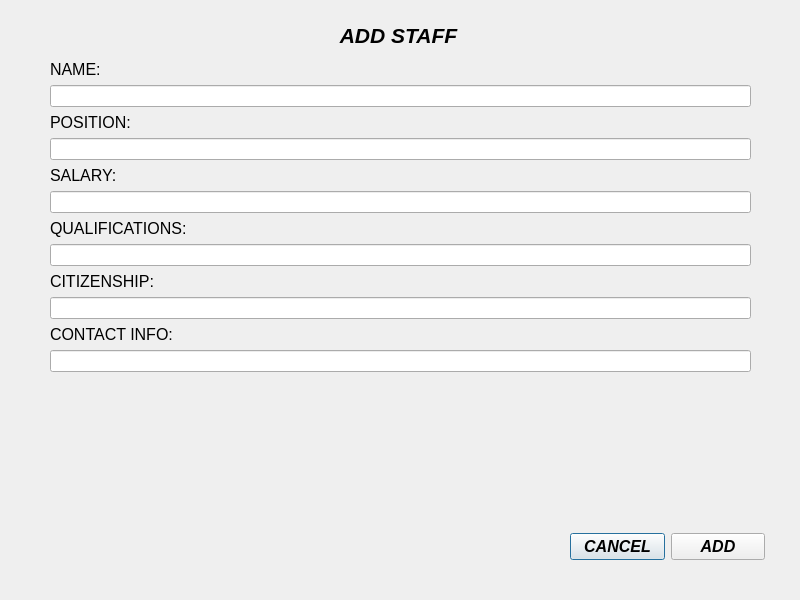
Above: RMS_qt/addstaff.ui from dev-pratik02/RMS before the change. Below: the same form after it.
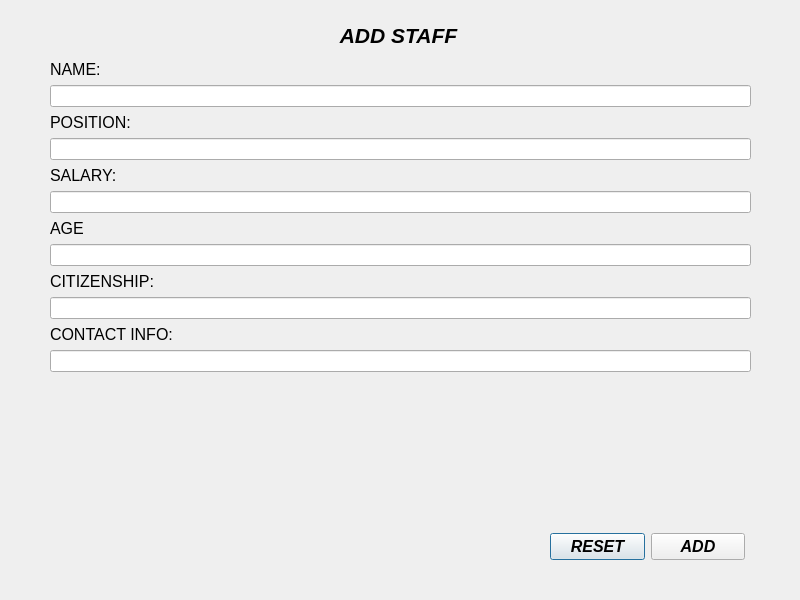
That is the form after the change.

```diff
--- a/RMS_qt/addstaff.ui
+++ b/RMS_qt/addstaff.ui
@@ -94,7 +94,7 @@
        </font>
       </property>
       <property name="text">
-       <string>QUALIFICATIONS:</string>
+       <string>AGE</string>
       </property>
      </widget>
     </item>
@@ -151,7 +151,7 @@
   <widget class="QWidget" name="layoutWidget">
    <property name="geometry">
     <rect>
-     <x>570</x>
+     <x>550</x>
      <y>530</y>
      <width>195</width>
      <height>33</height>
@@ -169,7 +169,7 @@
        </font>
       </property>
       <property name="text">
-       <string>CANCEL</string>
+       <string>RESET</string>
       </property>
      </widget>
     </item>
```
Left out of the diff: 6 changed lines with no effect on the pictures.
